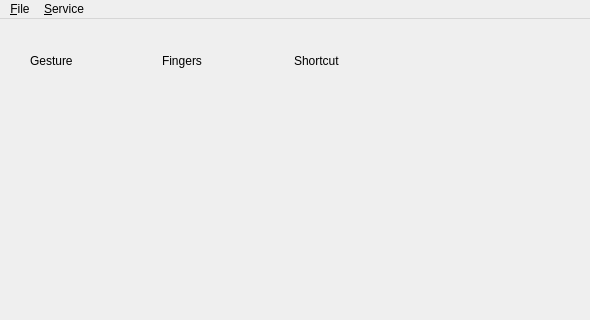
OneAdder/libinput_gestures_qt, file main_window.ui: the form before one commit; both pictures show x 0 to 590 and y 0 to 320 of the 590 by 511 pixel window.
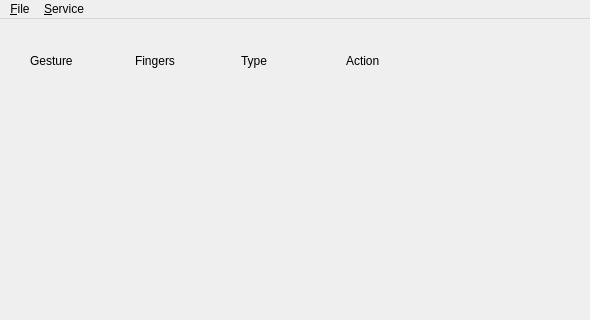
The form after the commit.

```diff
--- a/main_window.ui
+++ b/main_window.ui
@@ -41,7 +41,7 @@
      <item row="0" column="4">
       <widget class="QLabel" name="label_3">
        <property name="text">
-        <string>Shortcut</string>
+        <string>Action</string>
        </property>
       </widget>
      </item>
@@ -52,6 +52,13 @@
        </property>
       </widget>
      </item>
+     <item row="0" column="3">
+      <widget class="QLabel" name="label_5">
+       <property name="text">
+        <string>Type</string>
+       </property>
+      </widget>
+     </item>
     </layout>
    </widget>
    <widget class="QWidget" name="verticalLayoutWidget">
```
